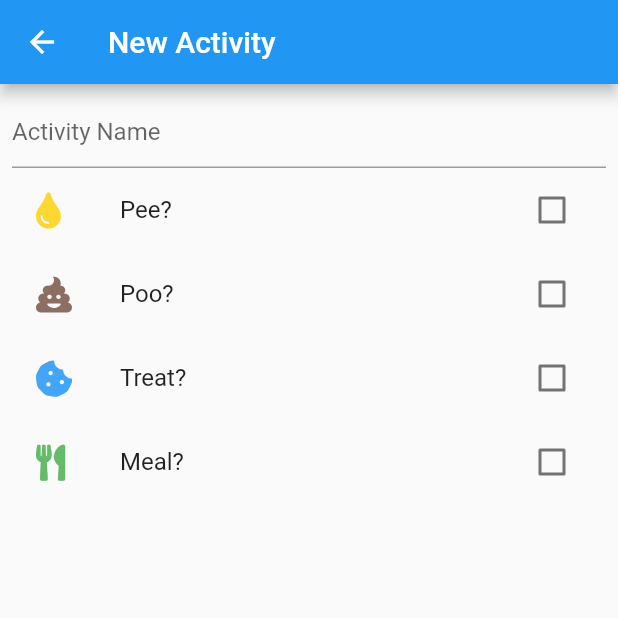
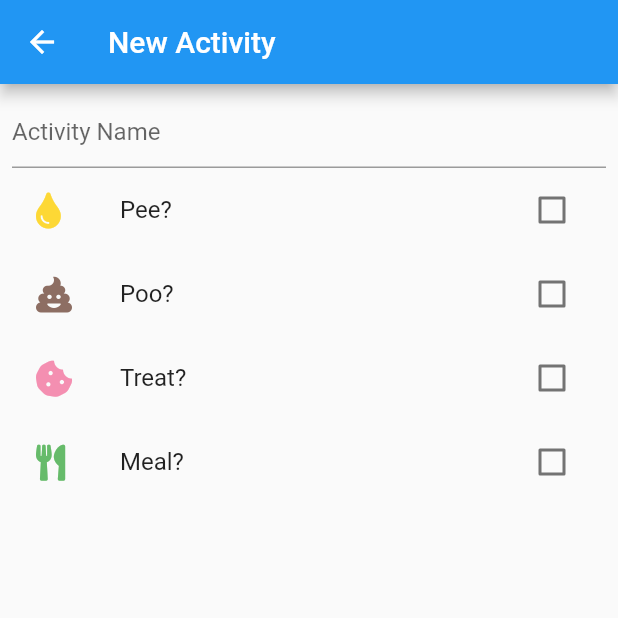
Before and after one commit to YuckiestPenguin/Potty-Graph-2, a Flutter app: the NewActivity screen opened directly, on a phone screen of 412 x 824 dp, the top half of it. Run offline on Flutter 3.47's test engine with Material 2 defaults, Android fonts, the phone set to English and light mode, and no system bars; our stand-ins replace cloud_firestore, firebase_core, font_awesome_flutter, timeago; accounts and stored records are empty.

Commit message:
treat color update

```diff
--- a/lib/screens/activities.dart
+++ b/lib/screens/activities.dart
@@ -47,8 +47,8 @@ class Activities extends StatelessWidget {
                           FaIcon(FontAwesomeIcons.poo,
                               color: Colors.brown[400]),
                         if (activities[index].treat)
-                          FaIcon(FontAwesomeIcons.cookieBite,
-                              color: Colors.blue[400]),
+                          FaIcon(FontAwesomeIcons.iceCream,
+                              color: Colors.pink[200]),
                         if (activities[index].meal)
                           FaIcon(FontAwesomeIcons.utensils,
                               color: Colors.green[400]),
--- a/lib/screens/new_activity.dart
+++ b/lib/screens/new_activity.dart
@@ -89,7 +89,7 @@ class _NewActivityState extends State<NewActivity> {
             CheckboxListTile(
               title: Text('Treat?'),
               secondary:
-                  FaIcon(FontAwesomeIcons.cookieBite, color: Colors.blue[400]),
+                  FaIcon(FontAwesomeIcons.cookieBite, color: Colors.pink[200]),
               value: treat,
               onChanged: (value) {
                 treat = value;
```
